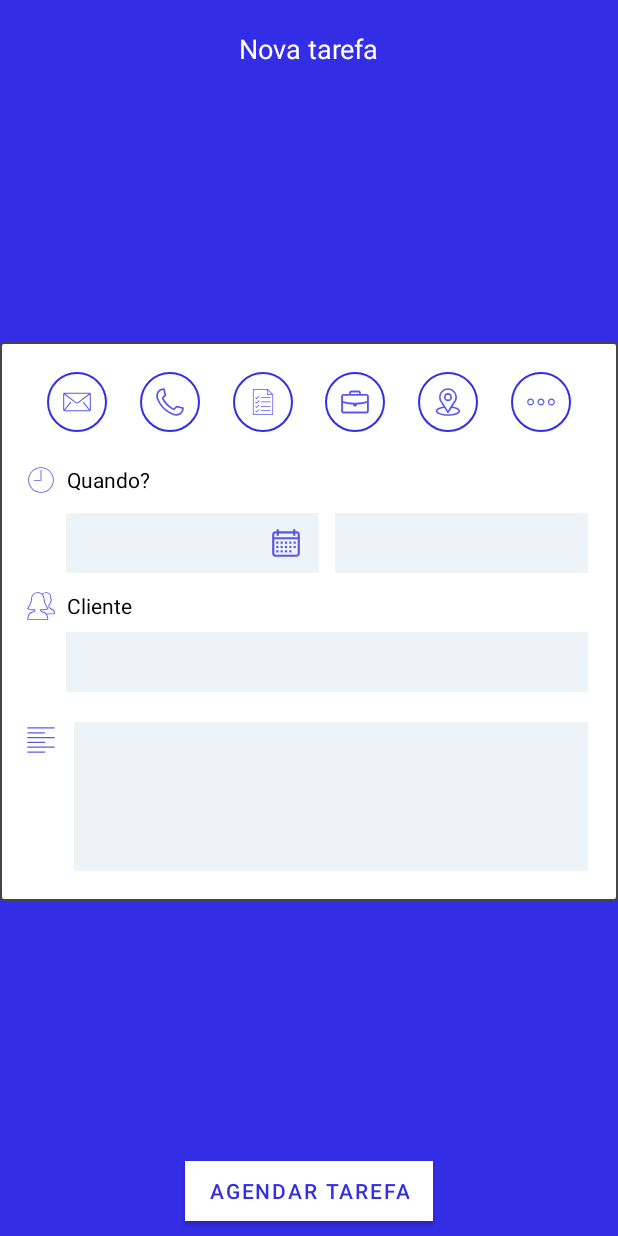
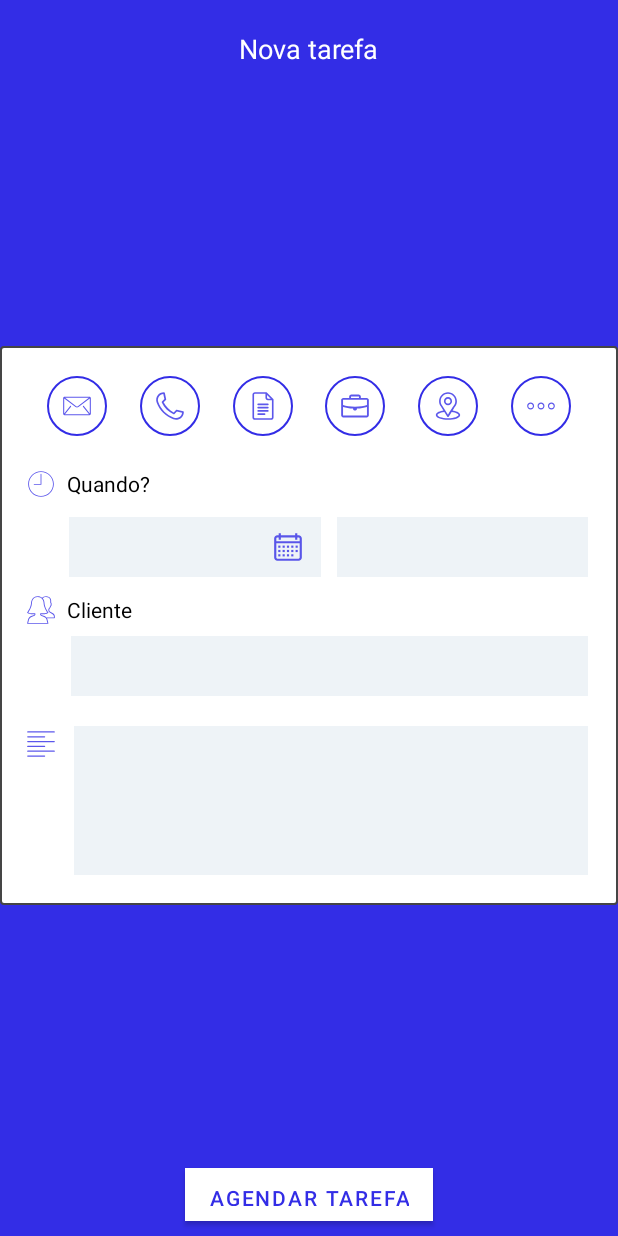
Before and after one commit to mrleao/timeline-agendor, an Android app: the layout layout_nova_tarefa.xml on its own in the app's theme, with its tools: preview values and no code run, on a phone screen of 412 x 824 dp. Run offline under Robolectric (Android 15) with nearby library versions, the phone set to English and light mode, and no system bars.

Commit message:
melhorias na interface

```diff
--- a/app/src/main/java/com/agendor/timeline/Activitys/MainActivity.java
+++ b/app/src/main/java/com/agendor/timeline/Activitys/MainActivity.java
@@ -25,7 +25,7 @@ public class MainActivity extends AppCompatActivity implements NovaTarefaDialog.
         super.onCreate(savedInstanceState);
         setContentView(R.layout.activity_main);
 
-        teste = findViewById(R.id.textView3);
+        //teste = findViewById(R.id.textView3);
 
         sharedPreferences = getSharedPreferences(SHARED_PREFS, MODE_PRIVATE);
 
--- a/app/src/main/res/drawable-anydpi/ic_documento.xml
+++ b/app/src/main/res/drawable-anydpi/ic_documento.xml
@@ -3,41 +3,26 @@
     android:height="24dp"
     android:viewportWidth="24"
     android:viewportHeight="24"
-    android:tint="@color/azul_agendor"
+    android:tint="#332DE6"
     android:alpha="0.8">
-  <group android:scaleX="0.24948025"
-      android:scaleY="0.24948025"
+  <group android:scaleX="0.036057692"
+      android:scaleY="0.036057692"
       android:translateX="2.7692308"
       android:translateY="2.7692308">
     <path
-        android:fillColor="@color/azul_agendor"
-        android:pathData="m63,72h-52a1,1 0,0 1,-1 -1v-68a1,1 0,0 1,1 -1h38a1,1 0,0 1,0.707 0.293l14,14a1,1 0,0 1,0.293 0.707v54a1,1 0,0 1,-1 1zM12,70h50v-52.586l-13.414,-13.414h-36.586z"/>
+        android:fillColor="#FF000000"
+        android:pathData="m446.605,124.392 l-119.997,-119.997c-2.801,-2.802 -6.624,-4.395 -10.608,-4.395h-210c-24.813,0 -45,20.187 -45,45v422c0,24.813 20.187,45 45,45h300c24.813,0 45,-20.187 45,-45v-332c0,-4.09 -1.717,-7.931 -4.395,-10.608zM331,51.213 L399.787,120h-53.787c-8.271,0 -15,-6.729 -15,-15zM406,482h-300c-8.271,0 -15,-6.729 -15,-15v-422c0,-8.271 6.729,-15 15,-15h195v75c0,24.813 20.187,45 45,45h75v317c0,8.271 -6.729,15 -15,15z"/>
     <path
-        android:fillColor="@color/azul_agendor"
-        android:pathData="m19.95,29a1,1 0,0 1,-0.707 -0.293l-2.45,-2.451a1,1 0,0 1,1.414 -1.414l1.743,1.744 5.85,-5.853a1,1 0,1 1,1.414 1.414l-6.557,6.553a1,1 0,0 1,-0.707 0.3z"/>
+        android:fillColor="#FF000000"
+        android:pathData="m346,212h-180c-8.284,0 -15,6.716 -15,15s6.716,15 15,15h180c8.284,0 15,-6.716 15,-15s-6.716,-15 -15,-15z"/>
     <path
-        android:fillColor="@color/azul_agendor"
-        android:pathData="m19.95,40.86a1,1 0,0 1,-0.707 -0.293l-2.45,-2.451a1,1 0,0 1,1.414 -1.416l1.743,1.744 5.85,-5.844a1,1 0,0 1,1.414 1.414l-6.555,6.555a1,1 0,0 1,-0.709 0.291z"/>
+        android:fillColor="#FF000000"
+        android:pathData="m346,272h-180c-8.284,0 -15,6.716 -15,15s6.716,15 15,15h180c8.284,0 15,-6.716 15,-15s-6.716,-15 -15,-15z"/>
     <path
-        android:fillColor="@color/azul_agendor"
-        android:pathData="m19.95,52.724a1,1 0,0 1,-0.707 -0.293l-2.45,-2.45a1,1 0,0 1,1.414 -1.414l1.743,1.743 5.85,-5.848a1,1 0,1 1,1.414 1.414l-6.555,6.555a1,1 0,0 1,-0.709 0.293z"/>
+        android:fillColor="#FF000000"
+        android:pathData="m346,332h-180c-8.284,0 -15,6.716 -15,15s6.716,15 15,15h180c8.284,0 15,-6.716 15,-15s-6.716,-15 -15,-15z"/>
     <path
-        android:fillColor="@color/azul_agendor"
-        android:pathData="m19.95,64.588a0.993,0.993 0,0 1,-0.707 -0.293l-2.45,-2.45a1,1 0,0 1,1.414 -1.414l1.743,1.743 5.85,-5.847a1,1 0,0 1,1.414 1.414l-6.557,6.559a0.993,0.993 0,0 1,-0.707 0.288z"/>
-    <path
-        android:fillColor="@color/azul_agendor"
-        android:pathData="m56.5,26.029h-24.33a1,1 0,0 1,0 -2h24.33a1,1 0,0 1,0 2z"/>
-    <path
-        android:fillColor="@color/azul_agendor"
-        android:pathData="m56.5,37.976h-24.33a1,1 0,0 1,0 -2h24.33a1,1 0,0 1,0 2z"/>
-    <path
-        android:fillColor="@color/azul_agendor"
-        android:pathData="m56.5,49.923h-24.33a1,1 0,0 1,0 -2h24.33a1,1 0,0 1,0 2z"/>
-    <path
-        android:fillColor="@color/azul_agendor"
-        android:pathData="m56.5,61h-24.33a1,1 0,0 1,0 -2h24.33a1,1 0,0 1,0 2z"/>
-    <path
-        android:fillColor="@color/azul_agendor"
-        android:pathData="m63,18h-14a1,1 0,0 1,-1 -1v-14a1,1 0,0 1,2 0v13h13a1,1 0,0 1,0 2z"/>
+        android:fillColor="#FF000000"
+        android:pathData="m286,392h-120c-8.284,0 -15,6.716 -15,15s6.716,15 15,15h120c8.284,0 15,-6.716 15,-15s-6.716,-15 -15,-15z"/>
   </group>
 </vector>
--- a/app/src/main/res/drawable-anydpi/ic_plus.xml
+++ b/app/src/main/res/drawable-anydpi/ic_plus.xml
@@ -3,14 +3,14 @@
     android:height="24dp"
     android:viewportWidth="24"
     android:viewportHeight="24"
-    android:tint="@color/azul_agendor"
+    android:tint="@color/white"
     android:alpha="0.8">
   <group android:scaleX="0.036057692"
       android:scaleY="0.036057692"
       android:translateX="2.7692308"
       android:translateY="2.7692308">
     <path
-        android:fillColor="@color/azul_agendor"
+        android:fillColor="@color/white"
         android:pathData="M492,236H276V20c0,-11.046 -8.954,-20 -20,-20c-11.046,0 -20,8.954 -20,20v216H20c-11.046,0 -20,8.954 -20,20s8.954,20 20,20h216v216c0,11.046 8.954,20 20,20s20,-8.954 20,-20V276h216c11.046,0 20,-8.954 20,-20C512,244.954 503.046,236 492,236z"/>
   </group>
 </vector>
--- a/app/src/main/res/layout/layout_nova_tarefa.xml
+++ b/app/src/main/res/layout/layout_nova_tarefa.xml
@@ -22,7 +22,7 @@
     <Button
         android:id="@+id/nt_btn_cadastrar"
         android:layout_width="wrap_content"
-        android:layout_height="40dp"
+        android:layout_height="35dp"
         android:layout_marginBottom="10dp"
         android:background="@color/white"
         android:text="@string/nt_btn_agendar"
@@ -46,7 +46,7 @@
         app:layout_constraintTop_toBottomOf="@+id/textView2">
 
         <TextView
-            android:id="@+id/LabelForCliente"
+            android:id="@+id/nt_lbl_cliente"
             android:layout_width="0dp"
             android:layout_height="wrap_content"
             android:layout_marginStart="15dp"
@@ -61,7 +61,7 @@
             app:drawableLeftCompat="@drawable/ic_users" />
 
         <TextView
-            android:id="@+id/LabelForData"
+            android:id="@+id/nt_lbl_data"
             android:layout_width="0dp"
             android:layout_height="wrap_content"
             android:layout_marginStart="15dp"
@@ -72,19 +72,21 @@
             android:text="@string/lbl_quando"
             android:textColor="@color/black"
             app:layout_constraintStart_toStartOf="parent"
-            app:layout_constraintTop_toBottomOf="@+id/imageButton"
+            app:layout_constraintTop_toBottomOf="@+id/nt_img_btn_email"
             app:drawableLeftCompat="@drawable/ic_time" />
 
         <EditText
             android:id="@+id/nt_edt_data"
             android:layout_width="0dp"
             android:layout_height="40dp"
-            android:layout_marginStart="44dp"
-            android:layout_marginLeft="44dp"
+            android:layout_marginStart="46dp"
+            android:layout_marginLeft="46dp"
             android:layout_marginTop="10dp"
             android:layout_marginEnd="5dp"
             android:layout_marginRight="5dp"
+            android:autofillHints=""
             android:background="@color/azul_bg_inputs"
+            android:drawableEnd="@drawable/ic_calendario"
             android:drawableRight="@drawable/ic_calendario"
             android:ems="10"
             android:inputType="date"
@@ -97,9 +99,7 @@
             android:textSize="14sp"
             app:layout_constraintEnd_toStartOf="@+id/nt_edt_hora"
             app:layout_constraintStart_toStartOf="parent"
-            app:layout_constraintTop_toBottomOf="@+id/LabelForData"
-            android:autofillHints=""
-            android:drawableEnd="@drawable/ic_calendario" />
+            app:layout_constraintTop_toBottomOf="@+id/nt_lbl_data" />
 
         <EditText
             android:id="@+id/nt_edt_hora"
@@ -121,18 +121,19 @@
             android:textSize="14sp"
             app:layout_constraintEnd_toEndOf="parent"
             app:layout_constraintStart_toEndOf="@+id/nt_edt_data"
-            app:layout_constraintTop_toBottomOf="@+id/LabelForData"
+            app:layout_constraintTop_toBottomOf="@+id/nt_lbl_data"
             android:autofillHints="" />
 
         <EditText
             android:id="@+id/nt_edt_cliente"
             android:layout_width="0dp"
             android:layout_height="40dp"
-            android:layout_marginStart="44dp"
-            android:layout_marginLeft="44dp"
+            android:layout_marginStart="47dp"
+            android:layout_marginLeft="47dp"
             android:layout_marginTop="5dp"
             android:layout_marginEnd="20dp"
             android:layout_marginRight="20dp"
+            android:autofillHints=""
             android:background="@color/azul_bg_inputs"
             android:ems="10"
             android:inputType="textPersonName"
@@ -143,8 +144,7 @@
             android:textColorLink="@color/azul_agendor"
             app:layout_constraintEnd_toEndOf="parent"
             app:layout_constraintStart_toStartOf="parent"
-            app:layout_constraintTop_toBottomOf="@+id/LabelForCliente"
-            android:autofillHints="" />
+            app:layout_constraintTop_toBottomOf="@+id/nt_lbl_cliente" />
 
         <EditText
             android:id="@+id/nt_edt_descricao"
@@ -170,12 +170,12 @@
             android:textColorLink="@color/azul_agendor"
             app:layout_constraintBottom_toBottomOf="parent"
             app:layout_constraintEnd_toEndOf="parent"
-            app:layout_constraintStart_toEndOf="@+id/textView6"
+            app:layout_constraintStart_toEndOf="@+id/nt_level_descricao"
             app:layout_constraintTop_toBottomOf="@+id/nt_edt_cliente"
             android:importantForAutofill="no" />
 
         <ImageButton
-            android:id="@+id/imageButton"
+            android:id="@+id/nt_img_btn_email"
             android:layout_width="40dp"
             android:layout_height="40dp"
             android:layout_marginStart="20dp"
@@ -184,14 +184,14 @@
             android:layout_marginEnd="5dp"
             android:layout_marginRight="5dp"
             android:background="@drawable/borda_redonda"
-            android:contentDescription="E-mail"
+            android:contentDescription="@string/lbl_emails"
             android:src="@drawable/ic_mail"
-            app:layout_constraintEnd_toStartOf="@+id/imageButton2"
+            app:layout_constraintEnd_toStartOf="@+id/nt_img_btn_telefone"
             app:layout_constraintStart_toStartOf="parent"
             app:layout_constraintTop_toTopOf="parent" />
 
         <ImageButton
-            android:id="@+id/imageButton2"
+            android:id="@+id/nt_img_btn_telefone"
             android:layout_width="40dp"
             android:layout_height="40dp"
             android:layout_marginStart="5dp"
@@ -200,14 +200,14 @@
             android:layout_marginEnd="5dp"
             android:layout_marginRight="5dp"
             android:background="@drawable/borda_redonda"
-            android:contentDescription="Ligação"
+            android:contentDescription="@string/lbl_ligacoes"
             android:src="@drawable/ic_telefone"
-            app:layout_constraintEnd_toStartOf="@+id/imageButton3"
-            app:layout_constraintStart_toEndOf="@+id/imageButton"
+            app:layout_constraintEnd_toStartOf="@+id/nt_img_btn_documento"
+            app:layout_constraintStart_toEndOf="@+id/nt_img_btn_email"
             app:layout_constraintTop_toTopOf="parent" />
 
         <ImageButton
-            android:id="@+id/imageButton3"
+            android:id="@+id/nt_img_btn_documento"
             android:layout_width="40dp"
             android:layout_height="40dp"
             android:layout_marginStart="5dp"
@@ -216,14 +216,14 @@
             android:layout_marginEnd="5dp"
             android:layout_marginRight="5dp"
             android:background="@drawable/borda_redonda"
-            android:contentDescription="Documento"
+            android:contentDescription="@string/documento"
             android:src="@drawable/ic_documento"
-            app:layout_constraintEnd_toStartOf="@+id/imageButton5"
-            app:layout_constraintStart_toEndOf="@+id/imageButton2"
+            app:layout_constraintEnd_toStartOf="@+id/nt_img_btn_negociacao"
+            app:layout_constraintStart_toEndOf="@+id/nt_img_btn_telefone"
             app:layout_constraintTop_toTopOf="parent" />
 
         <ImageButton
-            android:id="@+id/imageButton4"
+            android:id="@+id/nt_img_btn_localizacao"
             android:layout_width="40dp"
             android:layout_height="40dp"
             android:layout_marginStart="5dp"
@@ -232,14 +232,13 @@
             android:layout_marginEnd="5dp"
             android:layout_marginRight="5dp"
             android:background="@drawable/borda_redonda"
-            android:contentDescription="Local"
             android:src="@drawable/ic_location"
-            app:layout_constraintEnd_toStartOf="@+id/imageButton7"
-            app:layout_constraintStart_toEndOf="@+id/imageButton5"
+            app:layout_constraintEnd_toStartOf="@+id/nt_img_btn_mais"
+            app:layout_constraintStart_toEndOf="@+id/nt_img_btn_negociacao"
             app:layout_constraintTop_toTopOf="parent" />
 
         <ImageButton
-            android:id="@+id/imageButton7"
+            android:id="@+id/nt_img_btn_mais"
             android:layout_width="40dp"
             android:layout_height="40dp"
             android:layout_marginStart="5dp"
@@ -251,11 +250,11 @@
             android:contentDescription="Ver mais"
             android:src="@drawable/ic_more"
             app:layout_constraintEnd_toEndOf="parent"
-            app:layout_constraintStart_toEndOf="@+id/imageButton4"
+            app:layout_constraintStart_toEndOf="@+id/nt_img_btn_localizacao"
             app:layout_constraintTop_toTopOf="parent" />
 
         <ImageButton
-            android:id="@+id/imageButton5"
+            android:id="@+id/nt_img_btn_negociacao"
             android:layout_width="40dp"
             android:layout_height="40dp"
             android:layout_marginStart="5dp"
@@ -264,14 +263,13 @@
             android:layout_marginEnd="5dp"
             android:layout_marginRight="5dp"
             android:background="@drawable/borda_redonda"
-            android:contentDescription="Negociar"
             android:src="@drawable/ic_maleta"
-            app:layout_constraintEnd_toStartOf="@+id/imageButton4"
-            app:layout_constraintStart_toEndOf="@+id/imageButton3"
+            app:layout_constraintEnd_toStartOf="@+id/nt_img_btn_localizacao"
+            app:layout_constraintStart_toEndOf="@+id/nt_img_btn_documento"
             app:layout_constraintTop_toTopOf="parent" />
 
         <TextView
-            android:id="@+id/textView6"
+            android:id="@+id/nt_level_descricao"
             android:layout_width="wrap_content"
             android:layout_height="wrap_content"
             android:layout_marginStart="15dp"
--- a/app/src/main/res/values/strings.xml
+++ b/app/src/main/res/values/strings.xml
@@ -26,6 +26,7 @@
     <string name="lbl_emails">E-mails</string>
     <string name="lbl_quando">Quando?</string>
     <string name="lbl_cliente">Cliente</string>
+    <string name="documento">Documento</string>
 
 
 </resources>
```
Also changed, not shown: app/src/main/java/com/agendor/timeline/HelperLayout/CustomViewPager.java (added, +34 -0 lines), app/src/main/res/drawable-anydpi/ic_mail_w.xml (added, +16 -0 lines), app/src/main/res/drawable/linha_vertical.xml (added, +12 -0 lines), app/src/main/res/layout/activity_main.xml (+48 -14 lines), app/src/main/res/layout/layout_tarefa.xml (added, +88 -0 lines), app/src/main/res/drawable-hdpi/ic_documento.png, app/src/main/res/drawable-mdpi/ic_documento.png, app/src/main/res/drawable-xhdpi/ic_documento.png, app/src/main/res/drawable-xxhdpi/ic_documento.png.
